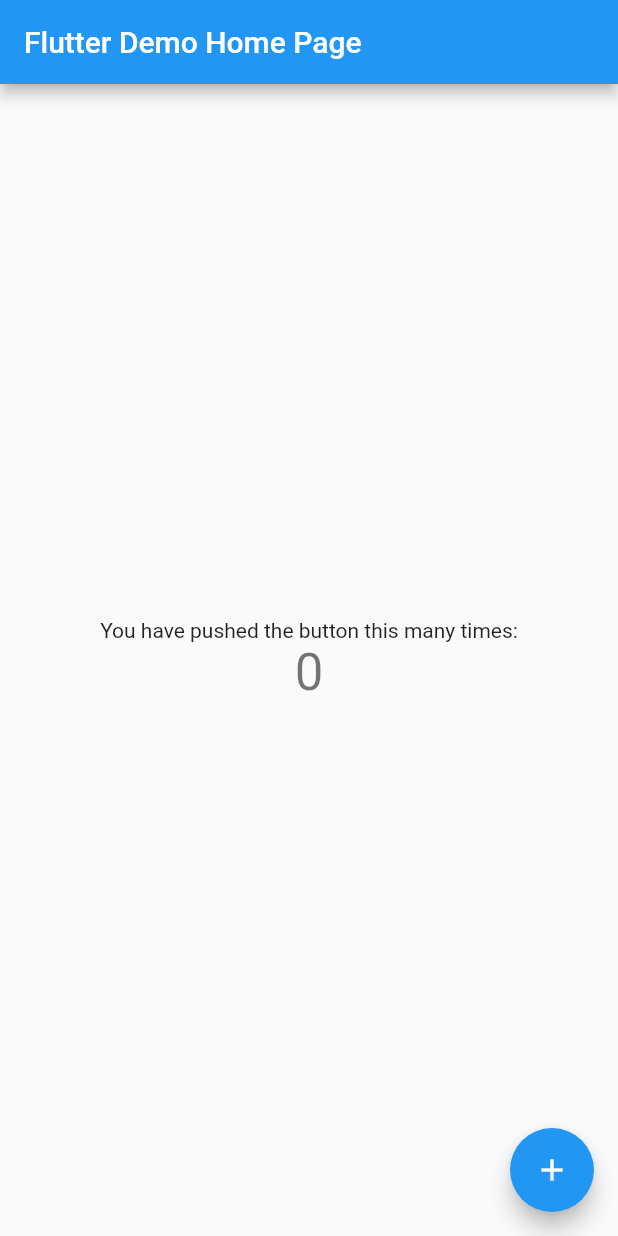
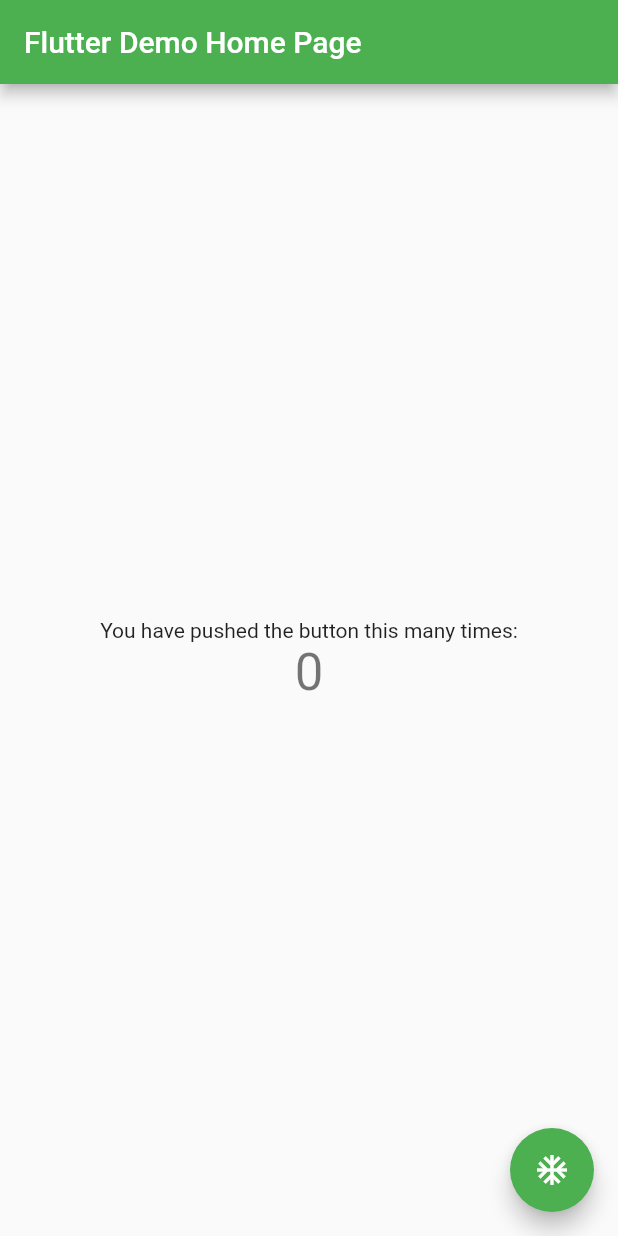
Before and after one commit to WebchemistGenn/Flutter, a Flutter app: the screen it shows after launch, on a phone screen of 412 x 824 dp. Run offline on Flutter 3.47's test engine with Material 2 defaults, Android fonts, the phone set to English and light mode, and no system bars.

Commit message:
change code

```diff
--- a/lib/main.dart
+++ b/lib/main.dart
@@ -18,7 +18,7 @@ class MyApp extends StatelessWidget {
         // or simply save your changes to "hot reload" in a Flutter IDE).
         // Notice that the counter didn't reset back to zero; the application
         // is not restarted.
-        primarySwatch: Colors.blue,
+        primarySwatch: Colors.green,
       ),
       home: MyHomePage(title: 'Flutter Demo Home Page'),
     );
@@ -104,7 +104,7 @@ class _MyHomePageState extends State<MyHomePage> {
       floatingActionButton: FloatingActionButton(
         onPressed: _incrementCounter,
         tooltip: 'Increment',
-        child: Icon(Icons.add),
+        child: Icon(Icons.ac_unit),
       ), // This trailing comma makes auto-formatting nicer for build methods.
     );
   }
```
Also changed, not shown: docs/book.json (deleted, +0 -11 lines), package.json (+2 -7 lines), pubspec.lock, 5 other files.
